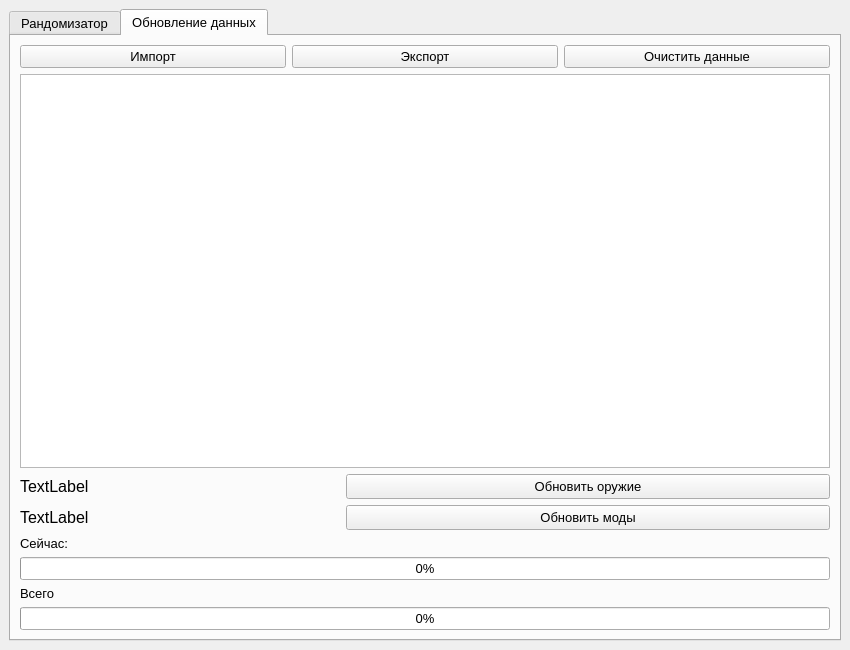
Before: the Qt Designer form TRND.ui in MangriMen/TRND, drawn with Qt 5.
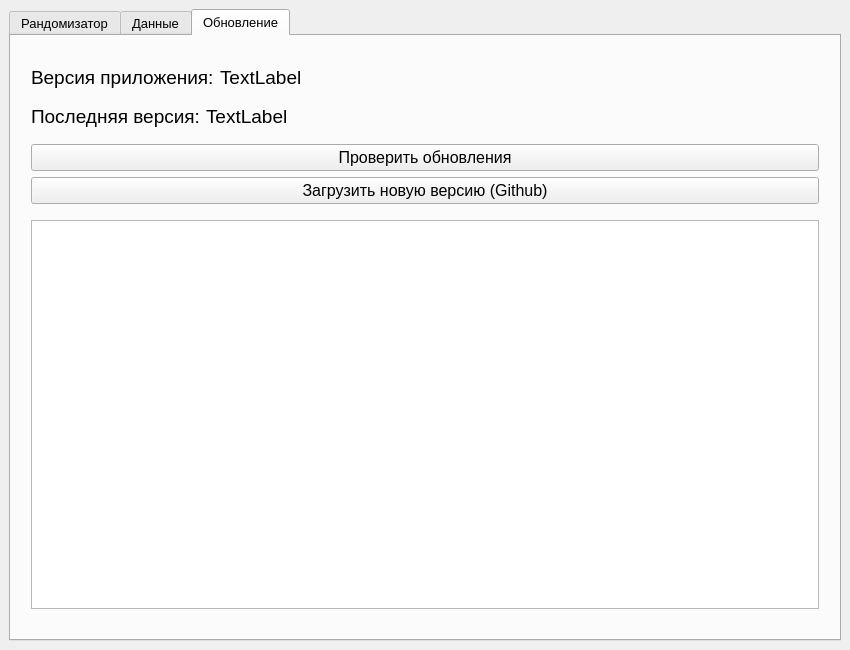
After: the same form once the commit is applied. The open tabs and pages were chosen to show the change. Icons and pictures are not drawn.

```diff
--- a/TRND.ui
+++ b/TRND.ui
@@ -33,6 +33,18 @@
       <property name="currentIndex">
        <number>0</number>
       </property>
+      <property name="documentMode">
+       <bool>false</bool>
+      </property>
+      <property name="tabsClosable">
+       <bool>false</bool>
+      </property>
+      <property name="movable">
+       <bool>false</bool>
+      </property>
+      <property name="tabBarAutoHide">
+       <bool>true</bool>
+      </property>
       <widget class="QWidget" name="tabMain">
        <attribute name="title">
         <string>Рандомизатор</string>
@@ -269,9 +281,9 @@
         </item>
        </layout>
       </widget>
-      <widget class="QWidget" name="tabUpdate">
+      <widget class="QWidget" name="tabData">
        <attribute name="title">
-        <string>Обновление данных</string>
+        <string>Данные</string>
        </attribute>
        <layout class="QGridLayout" name="gridLayout">
         <item row="9" column="0">
@@ -548,6 +560,212 @@
         </item>
        </layout>
       </widget>
+      <widget class="QWidget" name="tabUpdate">
+       <attribute name="title">
+        <string>Обновление</string>
+       </attribute>
+       <layout class="QGridLayout" name="gridLayout_4">
+        <property name="leftMargin">
+         <number>20</number>
+        </property>
+        <property name="topMargin">
+         <number>20</number>
+        </property>
+        <property name="rightMargin">
+         <number>20</number>
+        </property>
+        <property name="bottomMargin">
+         <number>20</number>
+        </property>
+        <item row="6" column="0">
+         <widget class="QPushButton" name="btnGithubLink">
+          <property name="font">
+           <font>
+            <pointsize>12</pointsize>
+           </font>
+          </property>
+          <property name="text">
+           <string>Загрузить новую версию (Github)</string>
+          </property>
+         </widget>
+        </item>
+        <item row="3" column="0">
+         <layout class="QHBoxLayout" name="LatestVersionLayout">
+          <item>
+           <widget class="QLabel" name="lblLatestText">
+            <property name="sizePolicy">
+             <sizepolicy hsizetype="Maximum" vsizetype="Preferred">
+              <horstretch>0</horstretch>
+              <verstretch>0</verstretch>
+             </sizepolicy>
+            </property>
+            <property name="font">
+             <font>
+              <pointsize>14</pointsize>
+             </font>
+            </property>
+            <property name="text">
+             <string>Последняя версия:</string>
+            </property>
+           </widget>
+          </item>
+          <item>
+           <widget class="QLabel" name="lblLatestVersion">
+            <property name="font">
+             <font>
+              <pointsize>14</pointsize>
+             </font>
+            </property>
+            <property name="text">
+             <string>TextLabel</string>
+            </property>
+           </widget>
+          </item>
+         </layout>
+        </item>
+        <item row="1" column="0">
+         <layout class="QHBoxLayout" name="NowVersionLayout">
+          <property name="topMargin">
+           <number>0</number>
+          </property>
+          <item>
+           <widget class="QLabel" name="lblVersionText">
+            <property name="sizePolicy">
+             <sizepolicy hsizetype="Maximum" vsizetype="Preferred">
+              <horstretch>0</horstretch>
+              <verstretch>0</verstretch>
+             </sizepolicy>
+            </property>
+            <property name="font">
+             <font>
+              <pointsize>14</pointsize>
+             </font>
+            </property>
+            <property name="text">
+             <string>Версия приложения:</string>
+            </property>
+           </widget>
+          </item>
+          <item>
+           <widget class="QLabel" name="lblVersion">
+            <property name="font">
+             <font>
+              <pointsize>14</pointsize>
+             </font>
+            </property>
+            <property name="text">
+             <string>TextLabel</string>
+            </property>
+           </widget>
+          </item>
+         </layout>
+        </item>
+        <item row="7" column="0">
+         <spacer name="verticalSpacer_3">
+          <property name="orientation">
+           <enum>Qt::Vertical</enum>
+          </property>
+          <property name="sizeType">
+           <enum>QSizePolicy::Preferred</enum>
+          </property>
+          <property name="sizeHint" stdset="0">
+           <size>
+            <width>20</width>
+            <height>10</height>
+           </size>
+          </property>
+         </spacer>
+        </item>
+        <item row="2" column="0">
+         <spacer name="verticalSpacer_2">
+          <property name="orientation">
+           <enum>Qt::Vertical</enum>
+          </property>
+          <property name="sizeType">
+           <enum>QSizePolicy::Preferred</enum>
+          </property>
+          <property name="sizeHint" stdset="0">
+           <size>
+            <width>20</width>
+            <height>10</height>
+           </size>
+          </property>
+         </spacer>
+        </item>
+        <item row="5" column="0">
+         <widget class="QPushButton" name="btnCheckNewVersion">
+          <property name="font">
+           <font>
+            <pointsize>12</pointsize>
+           </font>
+          </property>
+          <property name="text">
+           <string>Проверить обновления</string>
+          </property>
+         </widget>
+        </item>
+        <item row="9" column="0">
+         <spacer name="verticalSpacer_4">
+          <property name="orientation">
+           <enum>Qt::Vertical</enum>
+          </property>
+          <property name="sizeType">
+           <enum>QSizePolicy::Preferred</enum>
+          </property>
+          <property name="sizeHint" stdset="0">
+           <size>
+            <width>20</width>
+            <height>10</height>
+           </size>
+          </property>
+         </spacer>
+        </item>
+        <item row="8" column="0">
+         <widget class="QTextEdit" name="teUpdateChangeList">
+          <property name="font">
+           <font>
+            <pointsize>14</pointsize>
+           </font>
+          </property>
+          <property name="readOnly">
+           <bool>true</bool>
+          </property>
+         </widget>
+        </item>
+        <item row="0" column="0">
+         <spacer name="verticalSpacer">
+          <property name="orientation">
+           <enum>Qt::Vertical</enum>
+          </property>
+          <property name="sizeType">
+           <enum>QSizePolicy::Preferred</enum>
+          </property>
+          <property name="sizeHint" stdset="0">
+           <size>
+            <width>20</width>
+            <height>10</height>
+           </size>
+          </property>
+         </spacer>
+        </item>
+        <item row="4" column="0">
+         <spacer name="verticalSpacer_5">
+          <property name="orientation">
+           <enum>Qt::Vertical</enum>
+          </property>
+          <property name="sizeType">
+           <enum>QSizePolicy::Preferred</enum>
+          </property>
+          <property name="sizeHint" stdset="0">
+           <size>
+            <width>20</width>
+            <height>10</height>
+           </size>
+          </property>
+         </spacer>
+        </item>
+       </layout>
+      </widget>
      </widget>
     </item>
    </layout>
```
